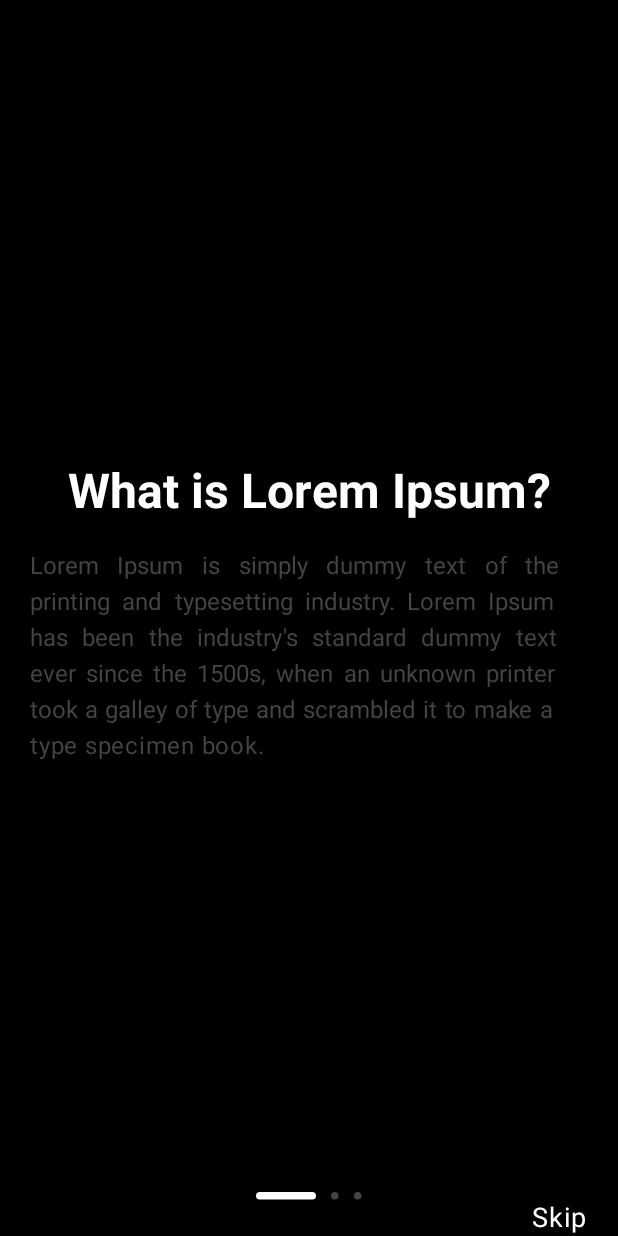
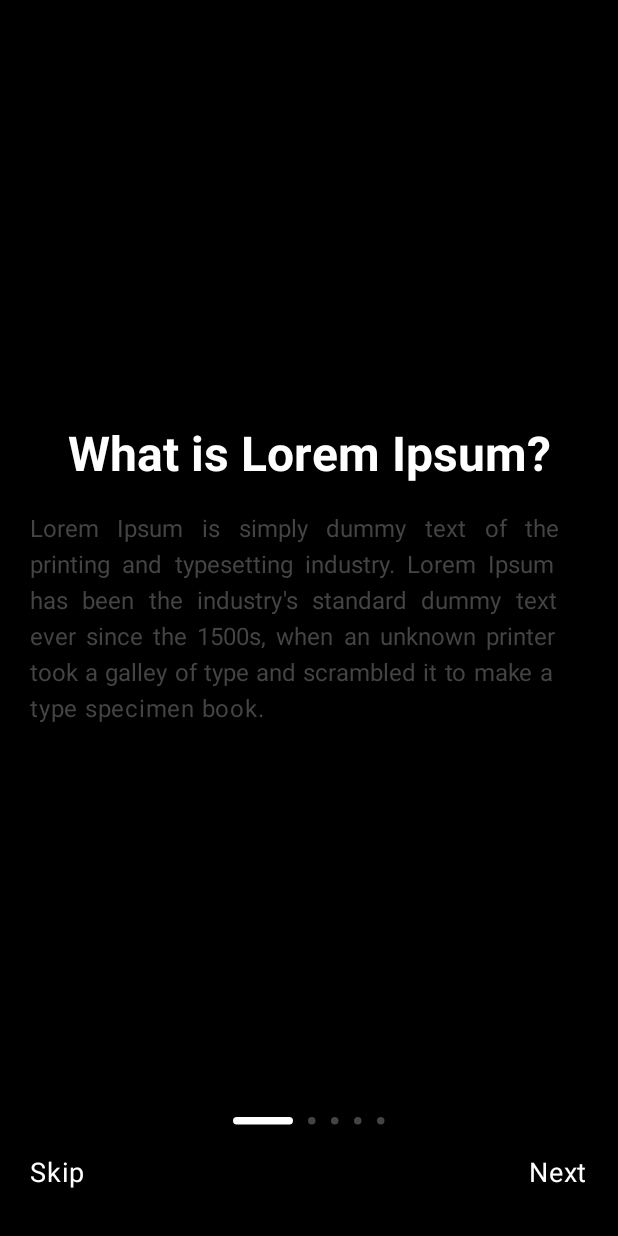
Before and after one commit to askNilesh/Dream-Date, an Android app built with Jetpack Compose: the screen it shows after launch (MainActivity), on a phone screen of 412 x 824 dp. Run offline under Robolectric (Android 15) with nearby library versions, the phone set to English and light mode, and no system bars; our stand-ins replace accompanist.

Commit message:
- Fixed skip and next button issue

```diff
--- a/app/src/main/java/com/asknilesh/dreamdate/screens/intro/IntroScreen.kt
+++ b/app/src/main/java/com/asknilesh/dreamdate/screens/intro/IntroScreen.kt
@@ -1,44 +1,58 @@
 package com.asknilesh.dreamdate.screens.intro
 
 import android.annotation.SuppressLint
+import androidx.compose.animation.AnimatedVisibility
 import androidx.compose.foundation.ExperimentalFoundationApi
 import androidx.compose.foundation.clickable
+import androidx.compose.foundation.layout.Arrangement
 import androidx.compose.foundation.layout.Column
+import androidx.compose.foundation.layout.Row
+import androidx.compose.foundation.layout.Spacer
 import androidx.compose.foundation.layout.fillMaxWidth
+import androidx.compose.foundation.layout.height
 import androidx.compose.foundation.layout.padding
 import androidx.compose.material3.ExperimentalMaterial3Api
 import androidx.compose.material3.Scaffold
 import androidx.compose.material3.Text
 import androidx.compose.runtime.Composable
+import androidx.compose.runtime.remember
+import androidx.compose.runtime.rememberCoroutineScope
 import androidx.compose.ui.Alignment
 import androidx.compose.ui.Modifier
 import androidx.compose.ui.graphics.Color
 import androidx.compose.ui.unit.dp
 import androidx.compose.ui.unit.sp
 import androidx.navigation.NavController
+import com.asknilesh.dreamdate.common_components.CommonButton
 import com.asknilesh.dreamdate.common_components.PageIndicator
 import com.asknilesh.dreamdate.navigation.DreamDateScreens
 import com.google.accompanist.pager.ExperimentalPagerApi
 import com.google.accompanist.pager.HorizontalPager
 import com.google.accompanist.pager.rememberPagerState
+import kotlinx.coroutines.launch
 
-@OptIn(ExperimentalMaterial3Api::class, ExperimentalFoundationApi::class,
+@OptIn(
+  ExperimentalMaterial3Api::class, ExperimentalFoundationApi::class,
   ExperimentalPagerApi::class
 )
 @SuppressLint("UnusedMaterial3ScaffoldPaddingParameter")
 @Composable
 fun IntroScreen(navController: NavController) {
 
+  val scope = rememberCoroutineScope()
   Scaffold(
     containerColor = Color.Black
   ) { paddingValues ->
     val pagerState = rememberPagerState()
 
+    val showButton = remember(pagerState.currentPage) {
+      pagerState.currentPage == 4
+    }
     Column(
       horizontalAlignment = Alignment.End
     ) {
       HorizontalPager(
-        count = 3,
+        count = 5,
         state = pagerState,
         modifier = Modifier
           .fillMaxWidth()
@@ -48,7 +62,7 @@ fun IntroScreen(navController: NavController) {
       }
 
       PageIndicator(
-        numberOfPages = 3,
+        numberOfPages = 5,
         selectedPage = pagerState.currentPage,
         defaultRadius = 5.dp,
         selectedLength = 40.dp,
@@ -58,6 +72,18 @@ fun IntroScreen(navController: NavController) {
         selectedColor = Color.White,
         modifier = Modifier.align(alignment = Alignment.CenterHorizontally)
       )
+
+      Spacer(modifier = Modifier.height(20.dp))
+      AnimatedVisibility(visible = showButton) {
+        BuildBottomSection(navController)
+      }
+
+      AnimatedVisibility(visible = !showButton) {
+        Row(
+          horizontalArrangement = Arrangement.SpaceBetween,
+          verticalAlignment = Alignment.CenterVertically,
+          modifier = Modifier.fillMaxWidth()
+        ) {
           Text(
             "Skip", color = Color.White, fontSize = 18.sp,
             modifier = Modifier
@@ -71,6 +97,36 @@ fun IntroScreen(navController: NavController) {
               }
           )
 
+          Text(
+            "Next", color = Color.White, fontSize = 18.sp,
+            modifier = Modifier
+              .padding(horizontal = 20.dp)
+              .clickable {
+                scope.launch {
+                  pagerState.animateScrollToPage(pagerState.currentPage + 1)
+                }
+              }
+          )
+        }
+      }
+      Spacer(modifier = Modifier.height(30.dp))
     }
   }
 }
+
+@Composable
+fun BuildBottomSection(navController: NavController) {
+  CommonButton(
+    buttonText = "Continue", enabled = true,
+    modifier = Modifier
+      .fillMaxWidth()
+      .padding(horizontal = 40.dp),
+  ) {
+    navController.navigate(DreamDateScreens.LOGIN_SCREEN.name) {
+      popUpTo(DreamDateScreens.INTRO_SCREEN.name) {
+        inclusive = true
+      }
+    }
+
+  }
+}
```
Lines whose indentation alone changed are shown as unchanged.
